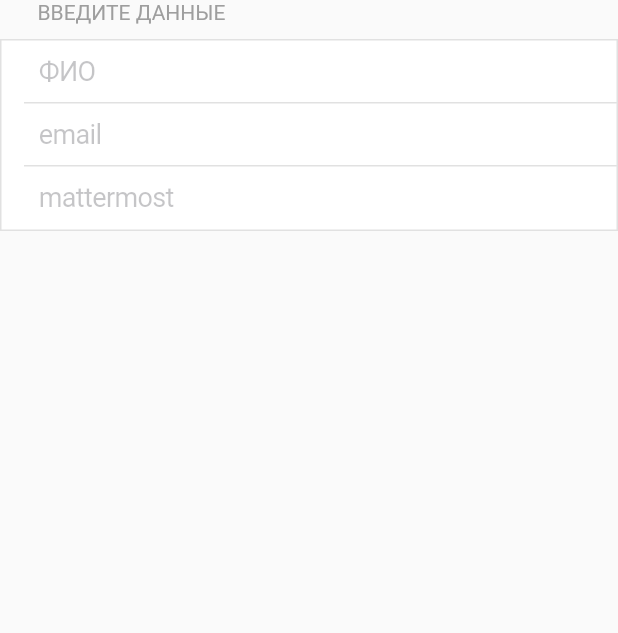
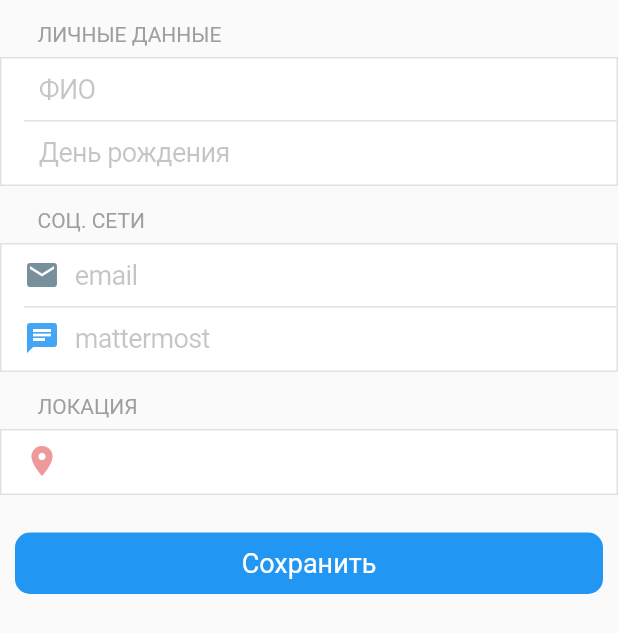
Before and after one commit to IT3G/work-calendar-mobile, a Flutter app: the ProfileForm widget shown alone on an empty page, opened directly with empty values, on a phone screen of 412 x 824 dp. Shown: the top 633 px of the screen. Run offline on Flutter 3.47's test engine with Material 2 defaults, Android fonts, the phone set to English and light mode, and no system bars; our stand-ins replace flutter_dotenv, flutter_redux, flutter_spinkit, localstorage, redux, syncfusion_flutter_calendar and 1 more; network calls fail.

Commit message:
update profile form

```diff
--- a/lib/screens/profile/profile_form.dart
+++ b/lib/screens/profile/profile_form.dart
@@ -1,5 +1,6 @@
 import 'package:flutter/cupertino.dart';
 import 'package:flutter/material.dart';
+import 'package:it2g_calendar_mobile/shared/components/full_button.dart';
 import 'package:it2g_calendar_mobile/shared/components/labled_box.dart';
 import 'package:it2g_calendar_mobile/shared/components/text_field_row.dart';
 import 'package:it2g_calendar_mobile/shared/models/user.dart';
@@ -23,6 +24,9 @@ class ProfileFormState extends State<ProfileForm> {
   final TextEditingController mattermostController =
       new TextEditingController();
 
+  final TextEditingController birthdayController = TextEditingController();
+  final TextEditingController locationController = TextEditingController();
+
   @override
   void initState() {
     super.initState();
@@ -30,6 +34,8 @@ class ProfileFormState extends State<ProfileForm> {
     fullnameController.text = user.username;
     emailController.text = user.email;
     mattermostController.text = user.mattermost;
+    birthdayController.text = user.birthday;
+    locationController.text = user.location;
   }
 
   @override
@@ -39,7 +45,7 @@ class ProfileFormState extends State<ProfileForm> {
         child: Column(
           children: [
             LabledBox(
-              label: 'Введите данные',
+              label: 'Личные данные',
               child: Column(
                 children: [
                   TextFieldRow(
@@ -47,10 +53,30 @@ class ProfileFormState extends State<ProfileForm> {
                     placehoder: 'ФИО',
                   ),
                   TextFieldRow(
+                    hideBorder: true,
+                    controller: birthdayController,
+                    placehoder: 'День рождения',
+                  ),
+                ],
+              ),
+            ),
+            LabledBox(
+              label: "Соц. сети",
+              child: Column(
+                children: [
+                  TextFieldRow(
+                    prefix: Icon(
+                      Icons.email,
+                      color: Colors.blueGrey[400],
+                    ),
                     controller: emailController,
                     placehoder: 'email',
                   ),
                   TextFieldRow(
+                    prefix: Icon(
+                      Icons.chat,
+                      color: Colors.blue[400],
+                    ),
                     controller: mattermostController,
                     hideBorder: true,
                     placehoder: 'mattermost',
@@ -58,6 +84,31 @@ class ProfileFormState extends State<ProfileForm> {
                 ],
               ),
             ),
+            LabledBox(
+              label: "Локация",
+              child: Column(
+                children: [
+                  TextFieldRow(
+                    hideBorder: true,
+                    prefix: Icon(
+                      Icons.location_on,
+                      color: Colors.red[200],
+                    ),
+                    controller: locationController,
+                  )
+                ],
+              ),
+            ),
+            Padding(
+              padding: EdgeInsets.only(left: 10, right: 10, top: 25),
+              child: FullButton(
+                child: Text(
+                  "Сохранить",
+                  style: TextStyle(color: Colors.white, fontSize: 18),
+                ),
+                onPress: () {},
+              ),
+            )
           ],
         ),
       ),
--- a/lib/shared/components/labled_box.dart
+++ b/lib/shared/components/labled_box.dart
@@ -18,7 +18,7 @@ class LabledBox extends StatelessWidget {
             label.toUpperCase(),
             style: TextStyle(color: Colors.grey),
           ),
-          padding: EdgeInsets.only(left: 25, bottom: 10),
+          padding: EdgeInsets.only(left: 25, bottom: 7, top: 15),
         ),
         Container(
           width: MediaQuery.of(context).size.width,
--- a/lib/shared/components/text_field_row.dart
+++ b/lib/shared/components/text_field_row.dart
@@ -5,8 +5,14 @@ class TextFieldRow extends StatelessWidget {
   final String? placehoder;
   final bool? hideBorder;
   final TextEditingController? controller;
+  final Widget? prefix;
 
-  TextFieldRow({Key? key, this.placehoder, this.hideBorder, this.controller})
+  TextFieldRow(
+      {Key? key,
+      this.placehoder,
+      this.hideBorder,
+      this.controller,
+      this.prefix})
       : super();
 
   int borderAlpha() {
@@ -20,6 +26,7 @@ class TextFieldRow extends StatelessWidget {
   @override
   Widget build(BuildContext context) {
     return CupertinoTextField(
+      prefix: prefix,
       padding: EdgeInsets.all(10),
       controller: controller,
       placeholder: placehoder,
```
